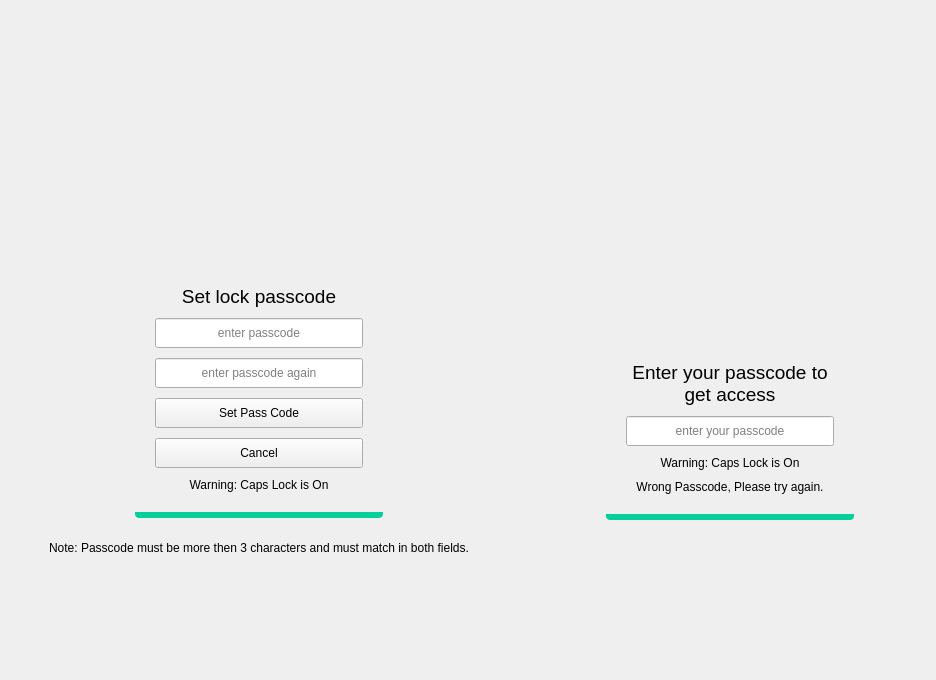
This is src/lock.ui in keshavbhatt/whatsie as Qt 5 draws it before an edit. The edited form follows.
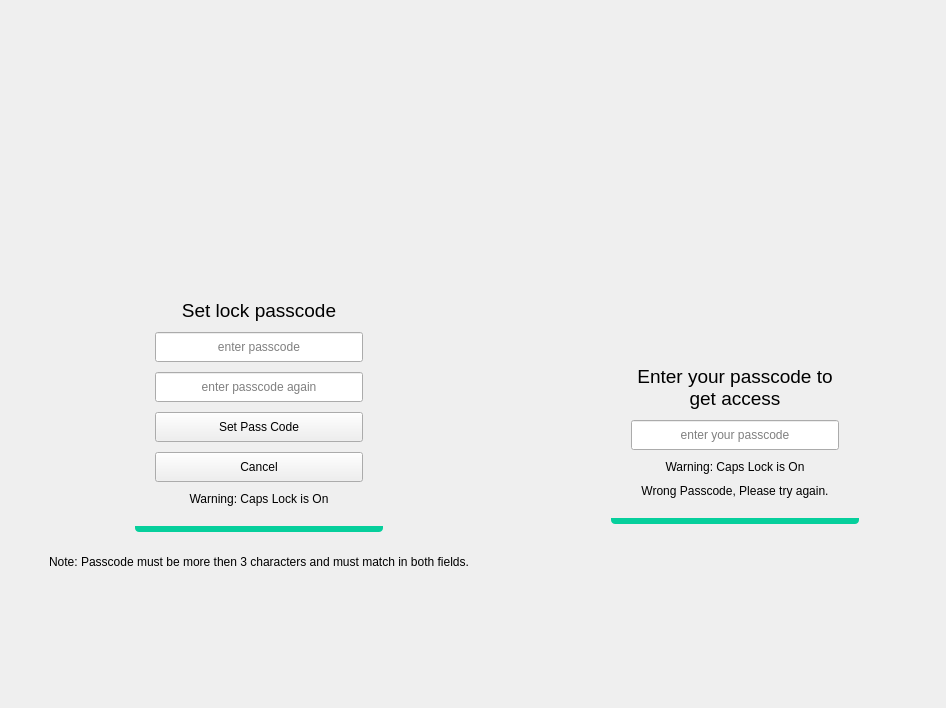
This is the edited form. Icons and pictures are not drawn.

Commit message: chore: add moreapps widget in lock screen

The edit to the form file:
```diff
--- a/src/lock.ui
+++ b/src/lock.ui
@@ -6,8 +6,8 @@
    <rect>
     <x>0</x>
     <y>0</y>
-    <width>936</width>
-    <height>680</height>
+    <width>946</width>
+    <height>708</height>
    </rect>
   </property>
   <property name="sizePolicy">
@@ -688,6 +688,25 @@
            </item>
           </layout>
          </item>
+         <item>
+          <spacer name="verticalSpacer_5">
+           <property name="orientation">
+            <enum>Qt::Vertical</enum>
+           </property>
+           <property name="sizeType">
+            <enum>QSizePolicy::Maximum</enum>
+           </property>
+           <property name="sizeHint" stdset="0">
+            <size>
+             <width>20</width>
+             <height>20</height>
+            </size>
+           </property>
+          </spacer>
+         </item>
+         <item>
+          <layout class="QVBoxLayout" name="moreAppsLayout"/>
+         </item>
          <item>
           <spacer name="verticalSpacer_3">
            <property name="orientation">
```
The commit also changes 6 other files.
